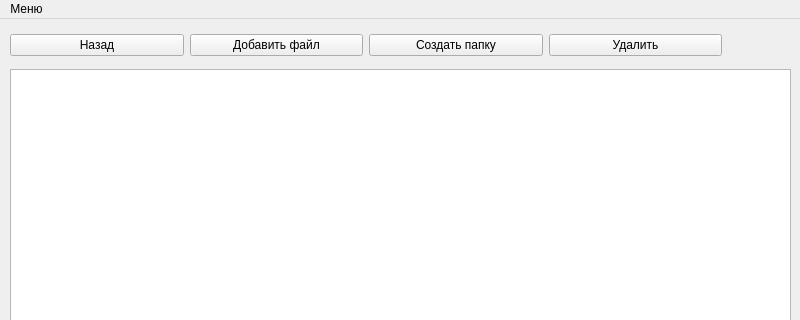
Above: ftp_server/mainwindow.ui from RipperAcskt/ftp_server before the change; both pictures show x 0 to 800 and y 0 to 320 of the 800 by 600 pixel window. Below: the same form after it.
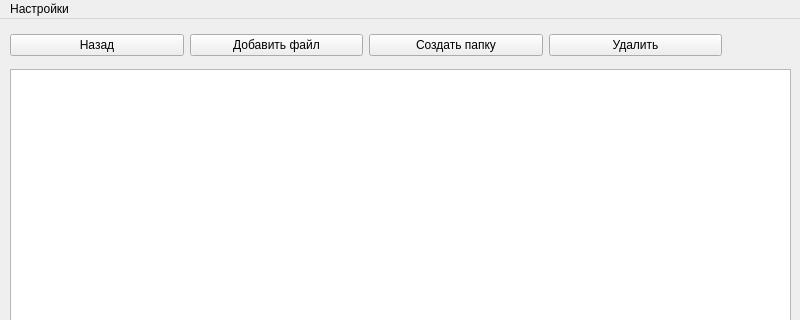
That is the form after the change.

```diff
--- a/ftp_server/mainwindow.ui
+++ b/ftp_server/mainwindow.ui
@@ -74,12 +74,12 @@
      <height>24</height>
     </rect>
    </property>
-   <widget class="QMenu" name="menu">
+   <widget class="QMenu" name="settings">
     <property name="title">
-     <string>Меню</string>
+     <string>Настройки</string>
     </property>
    </widget>
-   <addaction name="menu"/>
+   <addaction name="settings"/>
   </widget>
  </widget>
  <resources/>
```
Left out of the diff: 6 changed lines with no effect on the pictures.
